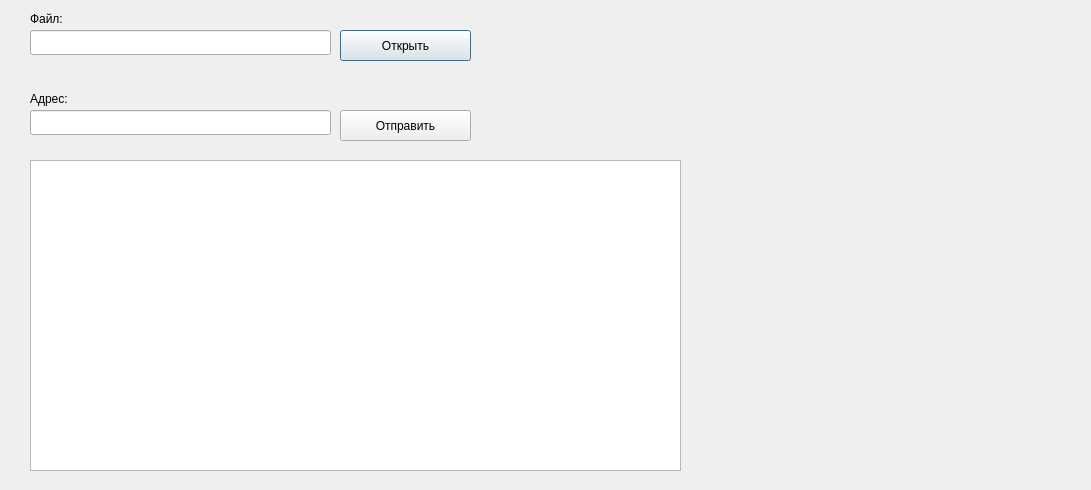
Before: the Qt Designer form src/qt/forms/sendfilesdialog.ui in private-datagram/pdg-core, drawn with Qt 5.
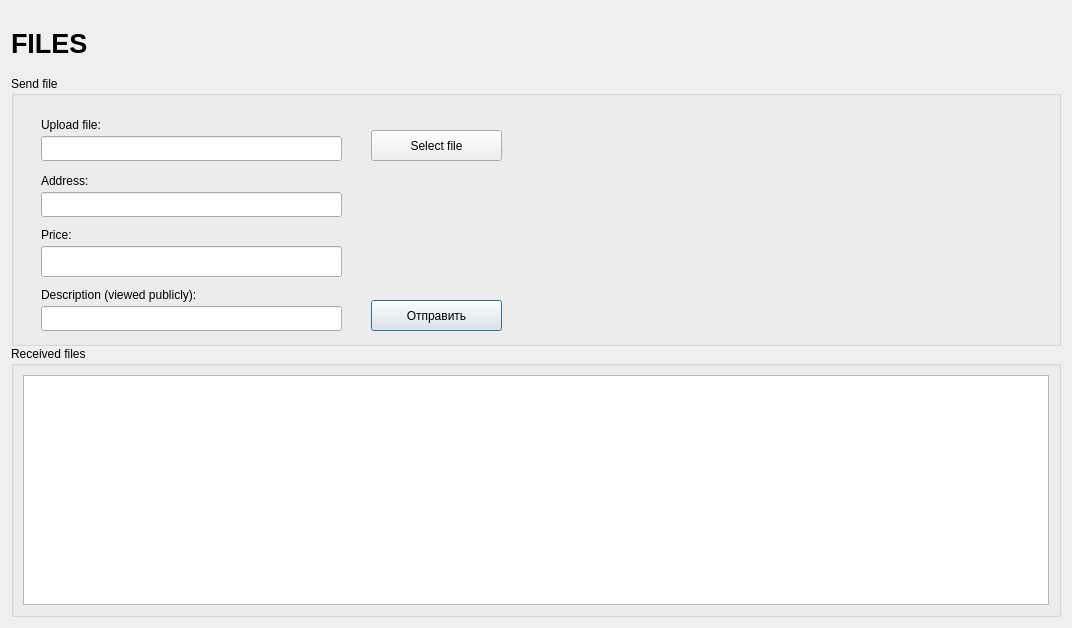
After: the same form once the commit is applied. Custom widgets are drawn as their Qt base class.

Commit message: Transaction structure updates, UI send file updates.

Patch:
```diff
--- a/src/qt/forms/sendfilesdialog.ui
+++ b/src/qt/forms/sendfilesdialog.ui
@@ -9,31 +9,226 @@
    <rect>
     <x>0</x>
     <y>0</y>
-    <width>1091</width>
-    <height>490</height>
+    <width>1072</width>
+    <height>628</height>
    </rect>
   </property>
+  <property name="sizePolicy">
+   <sizepolicy hsizetype="Preferred" vsizetype="Fixed">
+    <horstretch>0</horstretch>
+    <verstretch>0</verstretch>
+   </sizepolicy>
+  </property>
   <property name="windowTitle">
    <string>Dialog</string>
   </property>
+  <layout class="QVBoxLayout" name="verticalLayout_2">
+   <item>
+    <layout class="QVBoxLayout" name="verticalLayout">
+     <property name="spacing">
+      <number>0</number>
+     </property>
+     <item>
+      <widget class="QWidget" name="widget" native="true">
+       <property name="minimumSize">
+        <size>
+         <width>0</width>
+         <height>0</height>
+        </size>
+       </property>
+       <property name="maximumSize">
+        <size>
+         <width>16777215</width>
+         <height>65</height>
+        </size>
+       </property>
+       <layout class="QVBoxLayout" name="verticalLayout_3">
+        <property name="leftMargin">
+         <number>0</number>
+        </property>
+        <property name="topMargin">
+         <number>0</number>
+        </property>
+        <property name="rightMargin">
+         <number>0</number>
+        </property>
+        <property name="bottomMargin">
+         <number>0</number>
+        </property>
+        <item>
+         <layout class="QHBoxLayout" name="horizontalLayout_Header" stretch="1,0,1">
+          <property name="spacing">
+           <number>6</number>
+          </property>
+          <property name="sizeConstraint">
+           <enum>QLayout::SetDefaultConstraint</enum>
+          </property>
+          <property name="leftMargin">
+           <number>0</number>
+          </property>
+          <property name="rightMargin">
+           <number>0</number>
+          </property>
+          <item>
+           <widget class="QLabel" name="labelOverviewHeaderLeft">
+            <property name="minimumSize">
+             <size>
+              <width>464</width>
+              <height>60</height>
+             </size>
+            </property>
+            <property name="maximumSize">
+             <size>
+              <width>16777215</width>
+              <height>60</height>
+             </size>
+            </property>
+            <property name="font">
+             <font>
+              <pointsize>20</pointsize>
+              <weight>75</weight>
+              <bold>true</bold>
+             </font>
+            </property>
+            <property name="text">
+             <string>FILES</string>
+            </property>
+            <property name="alignment">
+             <set>Qt::AlignLeading|Qt::AlignLeft|Qt::AlignVCenter</set>
+            </property>
+           </widget>
+          </item>
+          <item>
+           <spacer name="horizontalSpacer_Header">
+            <property name="orientation">
+             <enum>Qt::Horizontal</enum>
+            </property>
+            <property name="sizeType">
+             <enum>QSizePolicy::Expanding</enum>
+            </property>
+            <property name="sizeHint" stdset="0">
+             <size>
+              <width>40</width>
+              <height>20</height>
+             </size>
+            </property>
+           </spacer>
+          </item>
+          <item>
+           <widget class="QLabel" name="labelOverviewHeaderRight">
+            <property name="minimumSize">
+             <size>
+              <width>464</width>
+              <height>60</height>
+             </size>
+            </property>
+            <property name="maximumSize">
+             <size>
+              <width>16777215</width>
+              <height>60</height>
+             </size>
+            </property>
+            <property name="font">
+             <font>
+              <pointsize>14</pointsize>
+             </font>
+            </property>
+            <property name="text">
+             <string/>
+            </property>
+            <property name="alignment">
+             <set>Qt::AlignRight|Qt::AlignTrailing|Qt::AlignVCenter</set>
+            </property>
+           </widget>
+          </item>
+         </layout>
+        </item>
+       </layout>
+      </widget>
+     </item>
+     <item>
+      <widget class="QGroupBox" name="groupBox">
+       <property name="sizePolicy">
+        <sizepolicy hsizetype="Expanding" vsizetype="Minimum">
+         <horstretch>0</horstretch>
+         <verstretch>0</verstretch>
+        </sizepolicy>
+       </property>
+       <property name="minimumSize">
+        <size>
+         <width>0</width>
+         <height>270</height>
+        </size>
+       </property>
+       <property name="maximumSize">
+        <size>
+         <width>16777215</width>
+         <height>270</height>
+        </size>
+       </property>
+       <property name="title">
+        <string>Send file</string>
+       </property>
+       <property name="alignment">
+        <set>Qt::AlignJustify|Qt::AlignTop</set>
+       </property>
+       <property name="flat">
+        <bool>false</bool>
+       </property>
+       <widget class="QPushButton" name="sendFileToAddressButton">
+        <property name="geometry">
+         <rect>
+          <x>360</x>
+          <y>224</y>
+          <width>131</width>
+          <height>31</height>
+         </rect>
+        </property>
+        <property name="text">
+         <string>Отправить</string>
+        </property>
+       </widget>
+       <widget class="QLineEdit" name="addressField">
+        <property name="geometry">
+         <rect>
+          <x>30</x>
+          <y>116</y>
+          <width>301</width>
+          <height>25</height>
+         </rect>
+        </property>
+       </widget>
   <widget class="QPushButton" name="uploadFile">
    <property name="geometry">
     <rect>
-     <x>340</x>
-     <y>30</y>
+          <x>360</x>
+          <y>54</y>
      <width>131</width>
      <height>31</height>
     </rect>
    </property>
    <property name="text">
-    <string>Открыть</string>
+         <string>Select file</string>
+        </property>
+       </widget>
+       <widget class="QLabel" name="addressLabel">
+        <property name="geometry">
+         <rect>
+          <x>30</x>
+          <y>96</y>
+          <width>291</width>
+          <height>17</height>
+         </rect>
+        </property>
+        <property name="text">
+         <string>Address:</string>
    </property>
   </widget>
   <widget class="QLineEdit" name="fileNameField">
    <property name="geometry">
     <rect>
      <x>30</x>
-     <y>30</y>
+          <y>60</y>
      <width>301</width>
      <height>25</height>
     </rect>
@@ -43,62 +238,121 @@
    <property name="geometry">
     <rect>
      <x>30</x>
-     <y>10</y>
+          <y>40</y>
+          <width>291</width>
+          <height>17</height>
+         </rect>
+        </property>
+        <property name="text">
+         <string>Upload file:</string>
+        </property>
+       </widget>
+       <widget class="QLabel" name="priceLabel">
+        <property name="geometry">
+         <rect>
+          <x>30</x>
+          <y>150</y>
      <width>67</width>
      <height>17</height>
     </rect>
    </property>
    <property name="text">
-    <string>Файл:</string>
-   </property>
-  </widget>
-  <widget class="QLineEdit" name="addressField">
+         <string>Price:</string>
+        </property>
+       </widget>
+       <widget class="BitcoinAmountField" name="priceField">
    <property name="geometry">
     <rect>
      <x>30</x>
-     <y>110</y>
+          <y>170</y>
+          <width>301</width>
+          <height>31</height>
+         </rect>
+        </property>
+       </widget>
+       <widget class="QLineEdit" name="descriptionField">
+        <property name="geometry">
+         <rect>
+          <x>30</x>
+          <y>230</y>
      <width>301</width>
      <height>25</height>
     </rect>
    </property>
   </widget>
-  <widget class="QLabel" name="addressLabel">
+       <widget class="QLabel" name="descriptionLabel">
    <property name="geometry">
     <rect>
      <x>30</x>
-     <y>90</y>
-     <width>361</width>
+          <y>210</y>
+          <width>291</width>
      <height>17</height>
     </rect>
    </property>
    <property name="text">
-    <string>Адрес:</string>
-   </property>
-  </widget>
-  <widget class="QPushButton" name="sendFileToAddressButton">
-   <property name="geometry">
-    <rect>
-     <x>340</x>
-     <y>110</y>
-     <width>131</width>
-     <height>31</height>
-    </rect>
-   </property>
-   <property name="text">
-    <string>Отправить</string>
-   </property>
-  </widget>
+         <string>Description (viewed publicly):</string>
+        </property>
+       </widget>
+      </widget>
+     </item>
+     <item>
+      <widget class="QGroupBox" name="groupBox_2">
+       <property name="maximumSize">
+        <size>
+         <width>16777215</width>
+         <height>16777215</height>
+        </size>
+       </property>
+       <property name="title">
+        <string>Received files</string>
+       </property>
+       <layout class="QGridLayout" name="gridLayout">
+        <item row="0" column="0">
   <widget class="QListView" name="listTransactions">
-   <property name="geometry">
-    <rect>
-     <x>30</x>
-     <y>160</y>
-     <width>651</width>
-     <height>311</height>
-    </rect>
-   </property>
-  </widget>
- </widget>
+          <property name="sizePolicy">
+           <sizepolicy hsizetype="Preferred" vsizetype="Preferred">
+            <horstretch>0</horstretch>
+            <verstretch>0</verstretch>
+           </sizepolicy>
+          </property>
+          <property name="maximumSize">
+           <size>
+            <width>16777215</width>
+            <height>16777215</height>
+           </size>
+          </property>
+          <property name="acceptDrops">
+           <bool>false</bool>
+          </property>
+          <property name="frameShape">
+           <enum>QFrame::StyledPanel</enum>
+          </property>
+          <property name="movement">
+           <enum>QListView::Static</enum>
+          </property>
+          <property name="resizeMode">
+           <enum>QListView::Adjust</enum>
+          </property>
+          <property name="layoutMode">
+           <enum>QListView::SinglePass</enum>
+          </property>
+         </widget>
+        </item>
+       </layout>
+      </widget>
+     </item>
+    </layout>
+   </item>
+  </layout>
+ </widget>
+ <customwidgets>
+  <customwidget>
+   <class>BitcoinAmountField</class>
+   <extends>QLineEdit</extends>
+   <header>bitcoinamountfield.h</header>
+   <container>1</container>
+  </customwidget>
+ </customwidgets>
  <resources/>
  <connections/>
 </ui>
```
Lines whose indentation alone changed are shown as unchanged. The commit also changes 8 other files.
